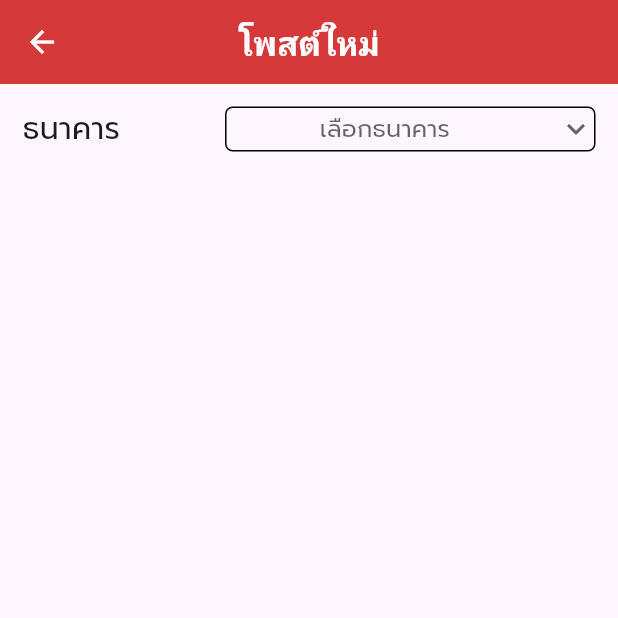
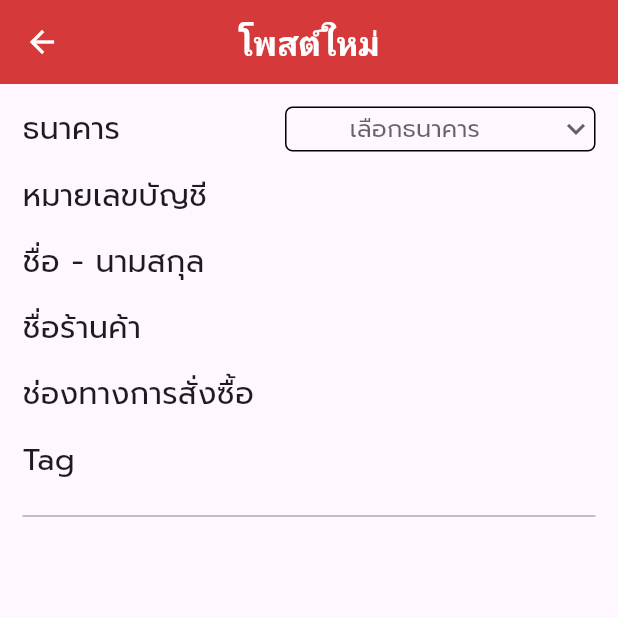
Before and after one commit to Kanyanat-Uetrakulchai/ITDS283-Sec2-Group2, a Flutter app: the NewpostPage screen opened by its route, on a phone screen of 412 x 824 dp, the top half of it. Run offline on Flutter 3.47's test engine with Material 3 defaults, Android fonts, the phone set to English and light mode, and no system bars; our stand-ins replace typewritertext; project files that could hold a hidden picture were left out.

```diff
--- a/ruam_mit_application/lib/pages/newPost_page.dart
+++ b/ruam_mit_application/lib/pages/newPost_page.dart
@@ -25,6 +25,69 @@ class _NewpostPageState extends State<NewpostPage> {
         child: Column(
           children: [
             bankDropdown(),
+            SizedBox(height: 15,),
+            Row(
+              children: [
+                Text(
+                  'หมายเลขบัญชี',
+                  style: TextStyle(
+                    fontFamily: 'Prompt',
+                    fontSize: 20,
+                  ),
+                ),
+              ],
+            ),
+            SizedBox(height: 15,),
+            Row(
+              children: [
+                Text(
+                  'ชื่อ - นามสกุล',
+                  style: TextStyle(
+                    fontFamily: 'Prompt',
+                    fontSize: 20,
+                  ),
+                ),
+              ],
+            ),
+            SizedBox(height: 15,),
+            Row(
+              children: [
+                Text(
+                  'ชื่อร้านค้า',
+                  style: TextStyle(
+                    fontFamily: 'Prompt',
+                    fontSize: 20,
+                  ),
+                ),
+              ],
+            ),
+            SizedBox(height: 15,),
+            Row(
+              children: [
+                Text(
+                  'ช่องทางการสั่งซื้อ',
+                  style: TextStyle(
+                    fontFamily: 'Prompt',
+                    fontSize: 20,
+                  ),
+                ),
+              ],
+            ),
+            SizedBox(height: 15,),
+            Row(
+              children: [
+                Text(
+                  'Tag',
+                  style: TextStyle(
+                    fontFamily: 'Prompt',
+                    fontSize: 20,
+                  ),
+                ),
+              ],
+            ),
+            SizedBox(height: 15,),
+            Divider(color: Color(0xFFACACAC),),
+            SizedBox(height: 15,),
           ],
         ),
       ),
@@ -45,7 +108,7 @@ class _NewpostPageState extends State<NewpostPage> {
               Expanded( // Ensures the dropdown takes available space
                 child: Container(
                   height: 30,
-                  margin: EdgeInsets.only(left: 60),
+                  margin: EdgeInsets.only(left: 100),
                   decoration: BoxDecoration(
                     borderRadius: BorderRadius.circular(5.0),
                     border: Border.all(),
```
